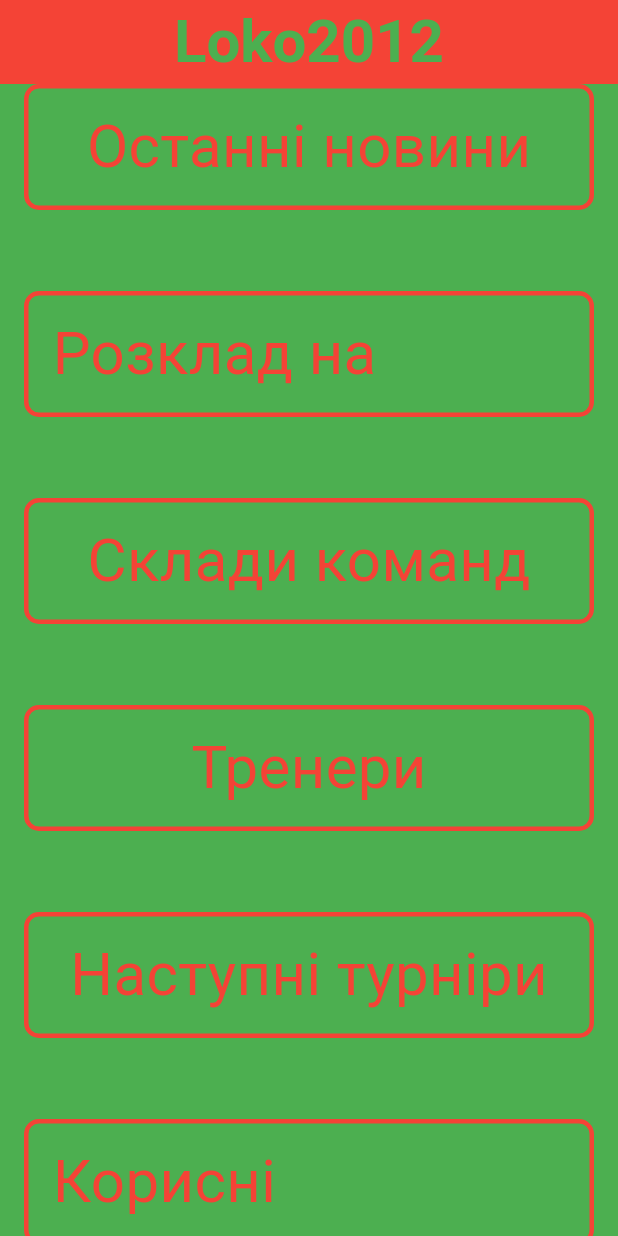
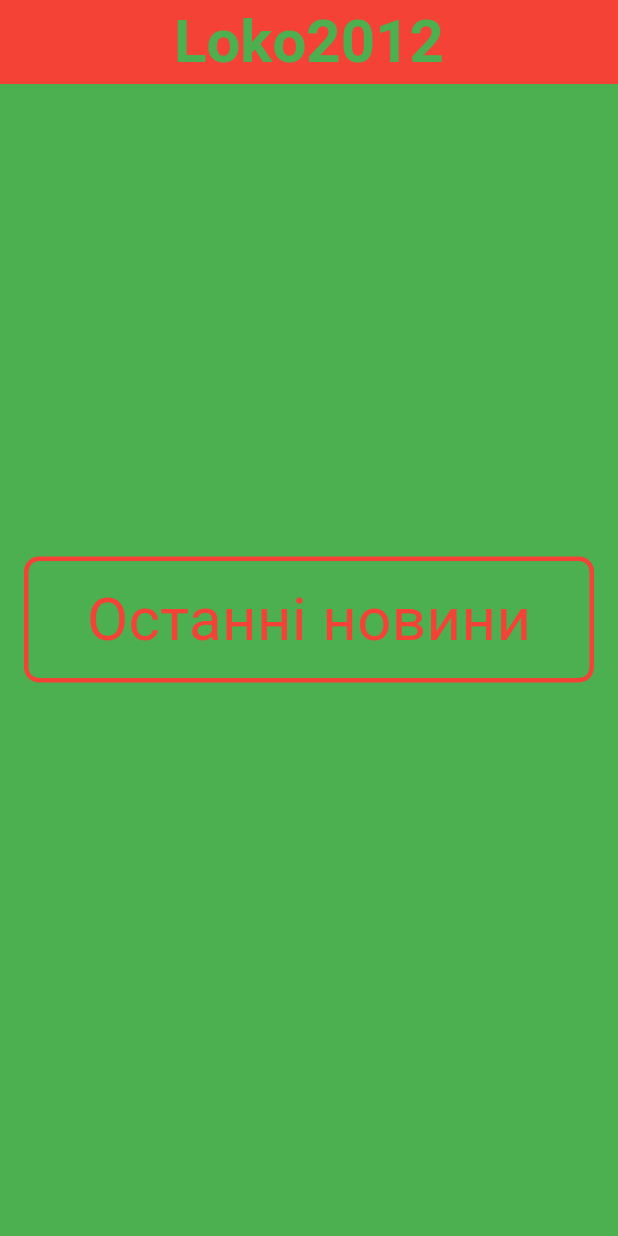
Before and after one commit to Maymik/loco2012, a Flutter app: the screen it shows after launch, on a phone screen of 412 x 824 dp. Run offline on Flutter 3.47's test engine with Material 3 defaults, Android fonts, the phone set to English and light mode, and no system bars; our stand-ins replace auto_route; generated files the repository leaves out were written again.

Commit message:
integration routing & fix select field

```diff
--- a/lib/screens/dashboard.dart
+++ b/lib/screens/dashboard.dart
@@ -1,7 +1,7 @@
 // import 'package:auto_route/auto_route.dart';
 // import 'package:flutter/material.dart';
 //
-// import '../widgets/selectField.dart';
+// import '../widgets/selec_field.dart';
 //
 // @RoutePage()
 // class DashboardScreen extends StatefulWidget {
@@ -64,7 +64,7 @@
 import 'package:auto_route/auto_route.dart';
 import 'package:flutter/material.dart';
 import '../navigation/app_router.gr.dart';
-import '../widgets/selectField.dart';
+import '../widgets/selec_field.dart';
 
 @RoutePage()
 class DashboardScreen extends StatefulWidget {
@@ -104,42 +104,44 @@ class _DashboardScreenState extends State<DashboardScreen> {
           mainAxisAlignment: MainAxisAlignment.center,
           children: [
             SelectField(
-              callback: () {
+             onTap:   () {
                 context.router.push(const NewsRoute());
               },
               text: "Останні новини",
               backgroundColor: Colors.green,
             ),
+          //  GestureDetector( onTap: () { context.router.push(const NewsRoute());},
+           //     child: Container(width: 30, height: 30,color: Colors.black,)),
             const SizedBox(height: 54),
-            SelectField(
-              callback: () {},
-              text: "Розклад на тиждень",
-              backgroundColor: Colors.green,
-            ),
-            const SizedBox(height: 54),
-            SelectField(
-              callback: () {},
-              text: "Склади команд",
-              backgroundColor: Colors.green,
-            ),
-            const SizedBox(height: 54),
-            SelectField(
-              callback: () {},
-              text: "Тренери",
-              backgroundColor: Colors.green,
-            ),
-            const SizedBox(height: 54),
-            SelectField(
-              callback: () {},
-              text: "Наступні турніри",
-              backgroundColor: Colors.green,
-            ),
-            const SizedBox(height: 54),
-            SelectField(
-              callback: () {},
-              text: "Корисні посилання",
-              backgroundColor: Colors.green,
-            ),
+            // SelectField(
+            //   callback: () {},
+            //   text: "Розклад на тиждень",
+            //   backgroundColor: Colors.green,
+            // ),
+            // const SizedBox(height: 54),
+            // SelectField(
+            //   callback: () {},
+            //   text: "Склади команд",
+            //   backgroundColor: Colors.green,
+            // ),
+            // const SizedBox(height: 54),
+            // SelectField(
+            //   callback: () {},
+            //   text: "Тренери",
+            //   backgroundColor: Colors.green,
+            // ),
+            // const SizedBox(height: 54),
+            // SelectField(
+            //   callback: () {},
+            //   text: "Наступні турніри",
+            //   backgroundColor: Colors.green,
+            // ),
+            // const SizedBox(height: 54),
+            // SelectField(
+            //   callback: () {},
+            //   text: "Корисні посилання",
+            //   backgroundColor: Colors.green,
+            // ),
           ],
         ),
       ),
--- a/lib/screens/news_screen.dart
+++ b/lib/screens/news_screen.dart
@@ -39,17 +39,17 @@
 import 'package:auto_route/annotations.dart';
 import 'package:flutter/material.dart';
 
-@RoutePage()
+@RoutePage(name: 'NewsRoute')
 class NewsScreen extends StatefulWidget {
   const NewsScreen({super.key});
 
-  static const routeName = 'NewsScreenRoute';
+  //static const routeName = 'NewsScreenRoute';
 
-  static Page<dynamic> page() => const MaterialPage<void>(
-    name: routeName,
-    key: ValueKey(routeName),
-    child: NewsScreen(),
-  );
+  // static Page<dynamic> page() => const MaterialPage<void>(
+  //   name: routeName,
+  //   key: ValueKey(routeName),
+  //   child: NewsScreen(),
+  // );
 
   @override
   State<NewsScreen> createState() => _NewsScreenState();
--- /dev/null
+++ b/lib/widgets/selec_field.dart
@@ -0,0 +1,77 @@
+import 'package:flutter/material.dart';
+
+
+class SelectField extends StatelessWidget {
+  const SelectField({
+    required this.onTap,
+    required this.text,
+    super.key,
+    required this.backgroundColor,
+    this.borderColor =Colors.red,
+    this.fontColor = Colors.green,
+    this.isActive = true,
+    this.horizontalTextPadding = 16,
+    this.isLoading = false,
+    this.fontSize,
+    this.widget,
+  });
+
+  final void Function() onTap;
+  final String text;
+  final Color backgroundColor;
+  final Color fontColor;
+  final Color? borderColor;
+  final double? fontSize;
+  final double horizontalTextPadding;
+  final bool isActive;
+  final bool isLoading;
+  final Widget? widget;
+
+
+  @override
+  Widget build(BuildContext context) {
+    return GestureDetector(
+      onTap: onTap,
+      child: Container(
+            height: 84,
+            width: double.infinity,
+            alignment: Alignment.center,
+            padding: EdgeInsets.symmetric(
+              horizontal: horizontalTextPadding,
+            ),
+            decoration: BoxDecoration(
+              border: Border.all(color: borderColor ?? Colors.transparent,
+              width: 3),
+
+
+              borderRadius: const BorderRadius.all(
+                Radius.circular(10),
+              ),
+            ),
+            child: !isLoading
+                ? Row(
+              mainAxisAlignment: MainAxisAlignment.center,
+              children: [
+                if (widget != null)
+                  Row(
+                    children: [
+                      widget ?? const SizedBox.shrink(),
+                      const SizedBox(
+                        width: 12,
+                      ),
+                    ],
+                  ),
+                Flexible(
+                  child: Text(
+                    text,
+                    maxLines: 1,
+                    style:  const TextStyle(color: Colors.red,fontSize: 40),
+                  ),
+                ),
+              ],
+            )
+                : const Center(child: CircularProgressIndicator()),
+      ),
+    );
+  }
+}
--- a/lib/widgets/selectField.dart
+++ /dev/null
@@ -1,74 +0,0 @@
-import 'package:flutter/material.dart';
-
-
-class SelectField extends StatelessWidget {
-  const SelectField({
-    required this.callback,
-    required this.text,
-    super.key,
-    required this.backgroundColor,
-    this.borderColor =Colors.red,
-    this.fontColor = Colors.green,
-    this.isActive = true,
-    this.horizontalTextPadding = 16,
-    this.isLoading = false,
-    this.fontSize,
-    this.widget,
-  });
-
-  final VoidCallback callback;
-  final String text;
-  final Color backgroundColor;
-  final Color fontColor;
-  final Color? borderColor;
-  final double? fontSize;
-  final double horizontalTextPadding;
-  final bool isActive;
-  final bool isLoading;
-  final Widget? widget;
-
-
-  @override
-  Widget build(BuildContext context) {
-    return Container(
-          height: 84,
-          width: double.infinity,
-          alignment: Alignment.center,
-          padding: EdgeInsets.symmetric(
-            horizontal: horizontalTextPadding,
-          ),
-          decoration: BoxDecoration(
-            border: Border.all(color: borderColor ?? Colors.transparent,
-            width: 3),
-
-
-            borderRadius: const BorderRadius.all(
-              Radius.circular(10),
-            ),
-          ),
-          child: !isLoading
-              ? Row(
-            mainAxisAlignment: MainAxisAlignment.center,
-            children: [
-              if (widget != null)
-                Row(
-                  children: [
-                    widget ?? const SizedBox.shrink(),
-                    const SizedBox(
-                      width: 12,
-                    ),
-                  ],
-                ),
-              Flexible(
-                child: Text(
-                  text,
-                  maxLines: 1,
-                  style:  const TextStyle(color: Colors.red,fontSize: 40),
-                ),
-              ),
-            ],
-          )
-              : const Center(child: CircularProgressIndicator()),
-    );
-  }
-}
```
